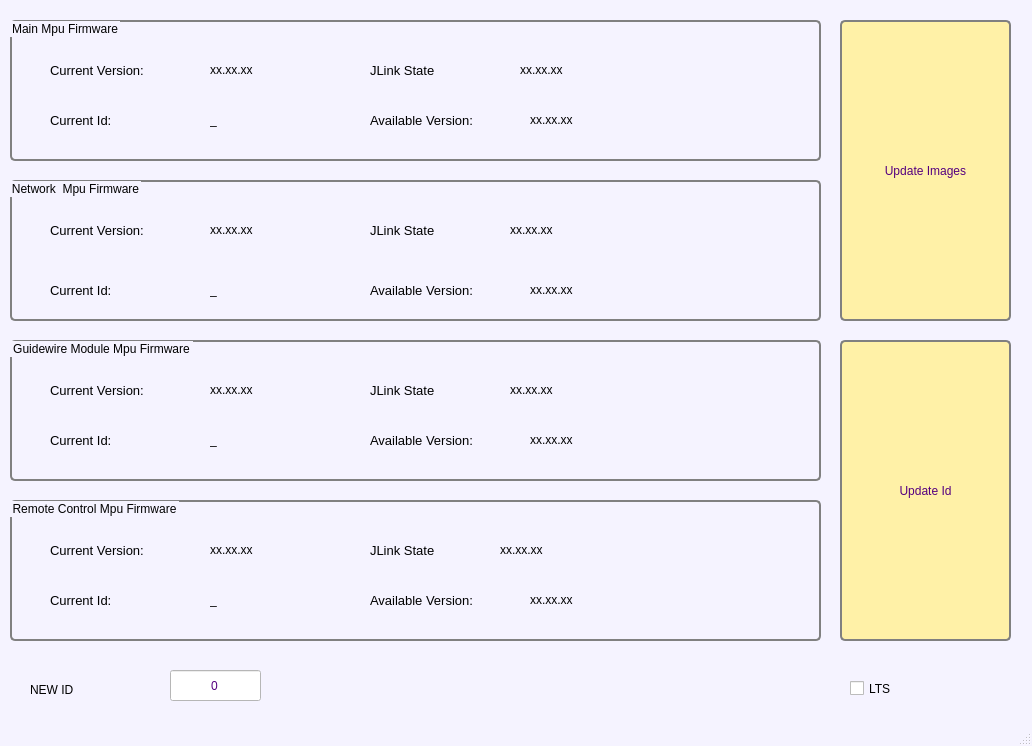
Qt form gui/loader_win.ui (WitnessGitHub/python-liberty-loader) before a commit.
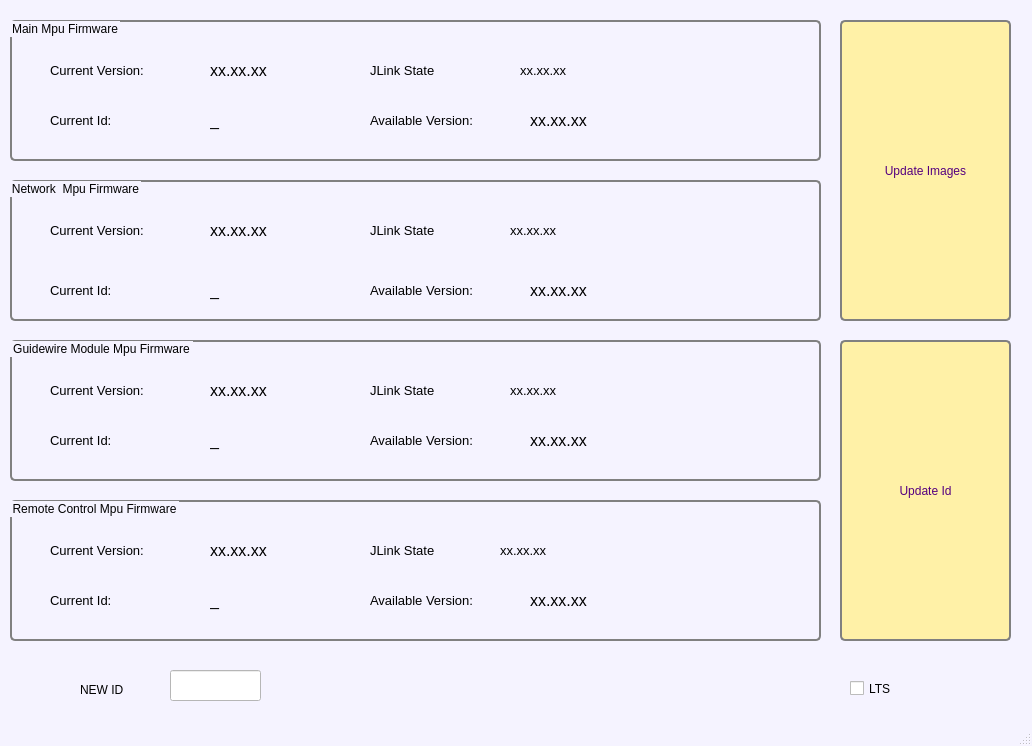
The same form after that commit.

The edit to the form file:
```diff
--- a/gui/loader_win.ui
+++ b/gui/loader_win.ui
@@ -904,6 +904,11 @@
        <height>20</height>
       </rect>
      </property>
+     <property name="font">
+      <font>
+       <pointsize>12</pointsize>
+      </font>
+     </property>
      <property name="text">
       <string>xx.xx.xx</string>
      </property>
@@ -1335,6 +1340,11 @@
        </disabled>
       </palette>
      </property>
+     <property name="font">
+      <font>
+       <pointsize>10</pointsize>
+      </font>
+     </property>
      <property name="text">
       <string>xx.xx.xx</string>
      </property>
@@ -1372,6 +1382,11 @@
        <height>20</height>
       </rect>
      </property>
+     <property name="font">
+      <font>
+       <pointsize>12</pointsize>
+      </font>
+     </property>
      <property name="text">
       <string>xx.xx.xx</string>
      </property>
@@ -1409,6 +1424,11 @@
        <height>20</height>
       </rect>
      </property>
+     <property name="font">
+      <font>
+       <pointsize>12</pointsize>
+      </font>
+     </property>
      <property name="text">
       <string>_</string>
      </property>
@@ -1441,7 +1461,7 @@
    <widget class="QLabel" name="labelNewId">
     <property name="geometry">
      <rect>
-      <x>30</x>
+      <x>80</x>
       <y>680</y>
       <width>81</width>
       <height>20</height>
@@ -1469,7 +1489,7 @@
 background-color:white;</string>
     </property>
     <property name="text">
-     <string>0</string>
+     <string/>
     </property>
     <property name="alignment">
      <set>Qt::AlignCenter</set>
@@ -1535,6 +1555,11 @@
        <height>20</height>
       </rect>
      </property>
+     <property name="font">
+      <font>
+       <pointsize>12</pointsize>
+      </font>
+     </property>
      <property name="text">
       <string>xx.xx.xx</string>
      </property>
@@ -1966,6 +1991,11 @@
        </disabled>
       </palette>
      </property>
+     <property name="font">
+      <font>
+       <pointsize>10</pointsize>
+      </font>
+     </property>
      <property name="text">
       <string>xx.xx.xx</string>
      </property>
@@ -2003,6 +2033,11 @@
        <height>20</height>
       </rect>
      </property>
+     <property name="font">
+      <font>
+       <pointsize>12</pointsize>
+      </font>
+     </property>
      <property name="text">
       <string>xx.xx.xx</string>
      </property>
@@ -2040,6 +2075,11 @@
        <height>20</height>
       </rect>
      </property>
+     <property name="font">
+      <font>
+       <pointsize>12</pointsize>
+      </font>
+     </property>
      <property name="text">
       <string>_</string>
      </property>
@@ -2544,6 +2584,11 @@
        <height>20</height>
       </rect>
      </property>
+     <property name="font">
+      <font>
+       <pointsize>12</pointsize>
+      </font>
+     </property>
      <property name="text">
       <string>xx.xx.xx</string>
      </property>
@@ -2975,6 +3020,11 @@
        </disabled>
       </palette>
      </property>
+     <property name="font">
+      <font>
+       <pointsize>10</pointsize>
+      </font>
+     </property>
      <property name="text">
       <string>xx.xx.xx</string>
      </property>
@@ -3012,6 +3062,11 @@
        <height>20</height>
       </rect>
      </property>
+     <property name="font">
+      <font>
+       <pointsize>12</pointsize>
+      </font>
+     </property>
      <property name="text">
       <string>xx.xx.xx</string>
      </property>
@@ -3049,6 +3104,11 @@
        <height>20</height>
       </rect>
      </property>
+     <property name="font">
+      <font>
+       <pointsize>12</pointsize>
+      </font>
+     </property>
      <property name="text">
       <string>_</string>
      </property>
@@ -3138,6 +3198,11 @@
        <height>20</height>
       </rect>
      </property>
+     <property name="font">
+      <font>
+       <pointsize>12</pointsize>
+      </font>
+     </property>
      <property name="text">
       <string>xx.xx.xx</string>
      </property>
@@ -3569,6 +3634,11 @@
        </disabled>
       </palette>
      </property>
+     <property name="font">
+      <font>
+       <pointsize>10</pointsize>
+      </font>
+     </property>
      <property name="text">
       <string>xx.xx.xx</string>
      </property>
@@ -3606,6 +3676,11 @@
        <height>20</height>
       </rect>
      </property>
+     <property name="font">
+      <font>
+       <pointsize>12</pointsize>
+      </font>
+     </property>
      <property name="text">
       <string>xx.xx.xx</string>
      </property>
@@ -3643,6 +3718,11 @@
        <height>20</height>
       </rect>
      </property>
+     <property name="font">
+      <font>
+       <pointsize>12</pointsize>
+      </font>
+     </property>
      <property name="text">
       <string>_</string>
      </property>
```
Left out of the diff: 18 changed lines with no effect on the pictures.
